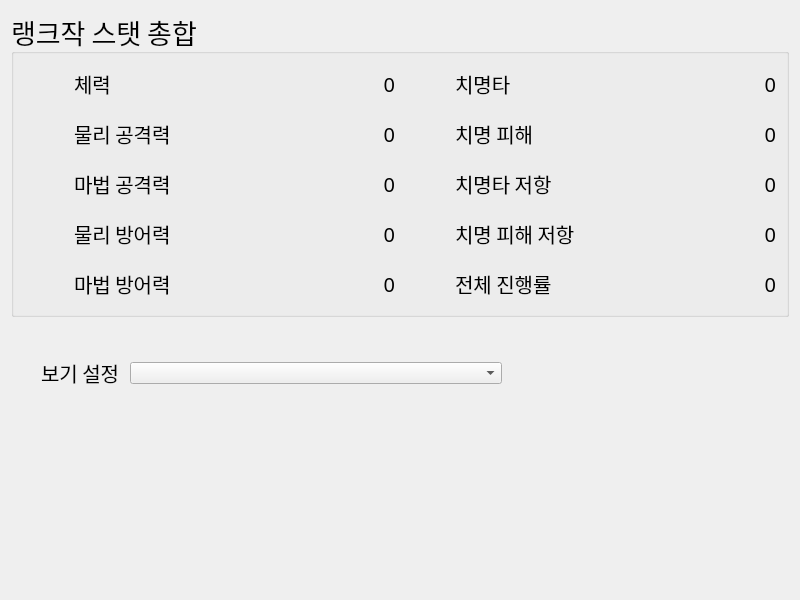
Old version of the form widgets/ui/page_equip_abstract.ui in the repository voiderd-sub/trickcal-manager.
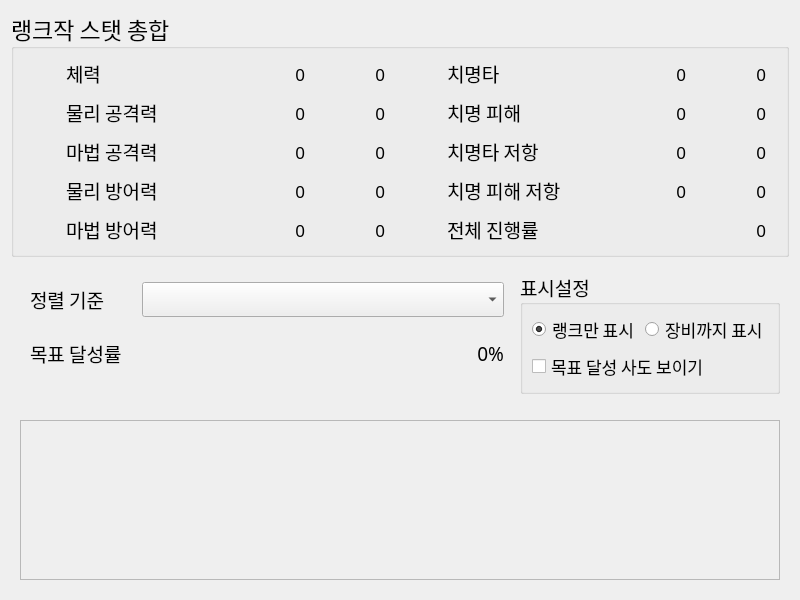
New version of the form.

Commit message: equip_abstract_tmp

```diff
--- a/widgets/ui/page_equip_abstract.ui
+++ b/widgets/ui/page_equip_abstract.ui
@@ -25,7 +25,7 @@
      <property name="font">
       <font>
        <family>ONE Mobile POP</family>
-       <pointsize>20</pointsize>
+       <pointsize>17</pointsize>
       </font>
      </property>
      <property name="title">
@@ -60,18 +60,21 @@
             <pointsize>15</pointsize>
            </font>
           </property>
+          <property name="autoFillBackground">
+           <bool>false</bool>
+          </property>
           <layout class="QHBoxLayout" name="horizontalLayout">
            <property name="spacing">
             <number>10</number>
            </property>
            <property name="leftMargin">
-            <number>0</number>
+            <number>5</number>
            </property>
            <property name="topMargin">
             <number>0</number>
            </property>
            <property name="rightMargin">
-            <number>0</number>
+            <number>10</number>
            </property>
            <property name="bottomMargin">
             <number>0</number>
@@ -86,14 +89,14 @@
              </property>
              <property name="minimumSize">
               <size>
-               <width>40</width>
-               <height>40</height>
+               <width>27</width>
+               <height>27</height>
               </size>
              </property>
              <property name="maximumSize">
               <size>
-               <width>40</width>
-               <height>40</height>
+               <width>27</width>
+               <height>27</height>
               </size>
              </property>
              <property name="font">
@@ -124,7 +127,7 @@
              <property name="font">
               <font>
                <family>ONE Mobile POP</family>
-               <pointsize>15</pointsize>
+               <pointsize>14</pointsize>
               </font>
              </property>
              <property name="text">
@@ -146,7 +149,35 @@
              <property name="font">
               <font>
                <family>ONE Mobile POP</family>
-               <pointsize>15</pointsize>
+               <pointsize>13</pointsize>
+              </font>
+             </property>
+             <property name="text">
+              <string>0</string>
+             </property>
+             <property name="alignment">
+              <set>Qt::AlignRight|Qt::AlignTrailing|Qt::AlignVCenter</set>
+             </property>
+            </widget>
+           </item>
+           <item>
+            <widget class="QLabel" name="rateHp">
+             <property name="sizePolicy">
+              <sizepolicy hsizetype="Minimum" vsizetype="Preferred">
+               <horstretch>0</horstretch>
+               <verstretch>0</verstretch>
+              </sizepolicy>
+             </property>
+             <property name="minimumSize">
+              <size>
+               <width>70</width>
+               <height>0</height>
+              </size>
+             </property>
+             <property name="font">
+              <font>
+               <family>ONE Mobile POP</family>
+               <pointsize>13</pointsize>
               </font>
              </property>
              <property name="text">
@@ -173,13 +204,13 @@
             <number>10</number>
            </property>
            <property name="leftMargin">
-            <number>0</number>
+            <number>5</number>
            </property>
            <property name="topMargin">
             <number>0</number>
            </property>
            <property name="rightMargin">
-            <number>0</number>
+            <number>10</number>
            </property>
            <property name="bottomMargin">
             <number>0</number>
@@ -194,14 +225,14 @@
              </property>
              <property name="minimumSize">
               <size>
-               <width>40</width>
-               <height>40</height>
+               <width>27</width>
+               <height>27</height>
               </size>
              </property>
              <property name="maximumSize">
               <size>
-               <width>40</width>
-               <height>40</height>
+               <width>27</width>
+               <height>27</height>
               </size>
              </property>
              <property name="font">
@@ -232,7 +263,7 @@
              <property name="font">
               <font>
                <family>ONE Mobile POP</family>
-               <pointsize>15</pointsize>
+               <pointsize>14</pointsize>
               </font>
              </property>
              <property name="text">
@@ -254,7 +285,35 @@
              <property name="font">
               <font>
                <family>ONE Mobile POP</family>
-               <pointsize>15</pointsize>
+               <pointsize>13</pointsize>
+              </font>
+             </property>
+             <property name="text">
+              <string>0</string>
+             </property>
+             <property name="alignment">
+              <set>Qt::AlignRight|Qt::AlignTrailing|Qt::AlignVCenter</set>
+             </property>
+            </widget>
+           </item>
+           <item>
+            <widget class="QLabel" name="rateAttackPhysic">
+             <property name="sizePolicy">
+              <sizepolicy hsizetype="Minimum" vsizetype="Preferred">
+               <horstretch>0</horstretch>
+               <verstretch>0</verstretch>
+              </sizepolicy>
+             </property>
+             <property name="minimumSize">
+              <size>
+               <width>70</width>
+               <height>0</height>
+              </size>
+             </property>
+             <property name="font">
+              <font>
+               <family>ONE Mobile POP</family>
+               <pointsize>13</pointsize>
               </font>
              </property>
              <property name="text">
@@ -281,13 +340,13 @@
             <number>10</number>
            </property>
            <property name="leftMargin">
-            <number>0</number>
+            <number>5</number>
            </property>
            <property name="topMargin">
             <number>0</number>
            </property>
            <property name="rightMargin">
-            <number>0</number>
+            <number>10</number>
            </property>
            <property name="bottomMargin">
             <number>0</number>
@@ -302,14 +361,14 @@
              </property>
              <property name="minimumSize">
               <size>
-               <width>40</width>
-               <height>40</height>
+               <width>27</width>
+               <height>27</height>
               </size>
              </property>
              <property name="maximumSize">
               <size>
-               <width>40</width>
-               <height>40</height>
+               <width>27</width>
+               <height>27</height>
               </size>
              </property>
              <property name="font">
@@ -340,7 +399,7 @@
              <property name="font">
               <font>
                <family>ONE Mobile POP</family>
-               <pointsize>15</pointsize>
+               <pointsize>14</pointsize>
               </font>
              </property>
              <property name="text">
@@ -362,7 +421,35 @@
              <property name="font">
               <font>
                <family>ONE Mobile POP</family>
-               <pointsize>15</pointsize>
+               <pointsize>13</pointsize>
+              </font>
+             </property>
+             <property name="text">
+              <string>0</string>
+             </property>
+             <property name="alignment">
+              <set>Qt::AlignRight|Qt::AlignTrailing|Qt::AlignVCenter</set>
+             </property>
+            </widget>
+           </item>
+           <item>
+            <widget class="QLabel" name="rateAttackMagic">
+             <property name="sizePolicy">
+              <sizepolicy hsizetype="Minimum" vsizetype="Preferred">
+               <horstretch>0</horstretch>
+               <verstretch>0</verstretch>
+              </sizepolicy>
+             </property>
+             <property name="minimumSize">
+              <size>
+               <width>70</width>
+               <height>0</height>
+              </size>
+             </property>
+             <property name="font">
+              <font>
+               <family>ONE Mobile POP</family>
+               <pointsize>13</pointsize>
               </font>
              </property>
              <property name="text">
@@ -389,13 +476,13 @@
             <number>10</number>
            </property>
            <property name="leftMargin">
-            <number>0</number>
+            <number>5</number>
            </property>
            <property name="topMargin">
             <number>0</number>
            </property>
            <property name="rightMargin">
-            <number>0</number>
+            <number>10</number>
            </property>
            <property name="bottomMargin">
             <number>0</number>
@@ -410,14 +497,14 @@
              </property>
              <property name="minimumSize">
               <size>
-               <width>40</width>
-               <height>40</height>
+               <width>27</width>
+               <height>27</height>
               </size>
              </property>
              <property name="maximumSize">
               <size>
-               <width>40</width>
-               <height>40</height>
+               <width>27</width>
+               <height>27</height>
               </size>
              </property>
              <property name="font">
@@ -448,7 +535,7 @@
              <property name="font">
               <font>
                <family>ONE Mobile POP</family>
-               <pointsize>15</pointsize>
+               <pointsize>14</pointsize>
               </font>
              </property>
              <property name="text">
@@ -470,7 +557,35 @@
              <property name="font">
               <font>
                <family>ONE Mobile POP</family>
-               <pointsize>15</pointsize>
+               <pointsize>13</pointsize>
+              </font>
+             </property>
+             <property name="text">
+              <string>0</string>
+             </property>
+             <property name="alignment">
+              <set>Qt::AlignRight|Qt::AlignTrailing|Qt::AlignVCenter</set>
+             </property>
+            </widget>
+           </item>
+           <item>
+            <widget class="QLabel" name="rateDefensePhysic">
+             <property name="sizePolicy">
+              <sizepolicy hsizetype="Minimum" vsizetype="Preferred">
+               <horstretch>0</horstretch>
+               <verstretch>0</verstretch>
+              </sizepolicy>
+             </property>
+             <property name="minimumSize">
+              <size>
+               <width>70</width>
+               <height>0</height>
+              </size>
+             </property>
+             <property name="font">
+              <font>
+               <family>ONE Mobile POP</family>
+               <pointsize>13</pointsize>
               </font>
              </property>
              <property name="text">
@@ -497,13 +612,13 @@
             <number>10</number>
            </property>
            <property name="leftMargin">
-            <number>0</number>
+            <number>5</number>
            </property>
            <property name="topMargin">
             <number>0</number>
            </property>
            <property name="rightMargin">
-            <number>0</number>
+            <number>10</number>
            </property>
            <property name="bottomMargin">
             <number>0</number>
@@ -518,14 +633,14 @@
              </property>
              <property name="minimumSize">
               <size>
-               <width>40</width>
-               <height>40</height>
+               <width>27</width>
+               <height>27</height>
               </size>
              </property>
              <property name="maximumSize">
               <size>
-               <width>40</width>
-               <height>40</height>
+               <width>27</width>
+               <height>27</height>
               </size>
              </property>
              <property name="font">
@@ -556,7 +671,7 @@
              <property name="font">
               <font>
                <family>ONE Mobile POP</family>
-               <pointsize>15</pointsize>
+               <pointsize>14</pointsize>
               </font>
              </property>
              <property name="text">
@@ -578,7 +693,35 @@
              <property name="font">
               <font>
                <family>ONE Mobile POP</family>
-               <pointsize>15</pointsize>
+               <pointsize>13</pointsize>
+              </font>
+             </property>
+             <property name="text">
+              <string>0</string>
+             </property>
+             <property name="alignment">
+              <set>Qt::AlignRight|Qt::AlignTrailing|Qt::AlignVCenter</set>
+             </property>
+            </widget>
+           </item>
+           <item>
+            <widget class="QLabel" name="rateDefenseMagic">
+             <property name="sizePolicy">
+              <sizepolicy hsizetype="Minimum" vsizetype="Preferred">
+               <horstretch>0</horstretch>
+               <verstretch>0</verstretch>
+              </sizepolicy>
+             </property>
+             <property name="minimumSize">
+              <size>
+               <width>70</width>
+               <height>0</height>
+              </size>
+             </property>
+             <property name="font">
+              <font>
+               <family>ONE Mobile POP</family>
+               <pointsize>13</pointsize>
               </font>
              </property>
              <property name="text">
@@ -612,13 +755,13 @@
             <number>10</number>
            </property>
            <property name="leftMargin">
-            <number>0</number>
+            <number>5</number>
            </property>
            <property name="topMargin">
             <number>0</number>
            </property>
            <property name="rightMargin">
-            <number>0</number>
+            <number>10</number>
            </property>
            <property name="bottomMargin">
             <number>0</number>
@@ -633,14 +776,14 @@
              </property>
              <property name="minimumSize">
               <size>
-               <width>40</width>
-               <height>40</height>
+               <width>27</width>
+               <height>27</height>
               </size>
              </property>
              <property name="maximumSize">
               <size>
-               <width>40</width>
-               <height>40</height>
+               <width>27</width>
+               <height>27</height>
               </size>
              </property>
              <property name="font">
@@ -671,7 +814,7 @@
              <property name="font">
               <font>
                <family>ONE Mobile POP</family>
-               <pointsize>15</pointsize>
+               <pointsize>14</pointsize>
               </font>
              </property>
              <property name="text">
@@ -693,7 +836,35 @@
              <property name="font">
               <font>
                <family>ONE Mobile POP</family>
-               <pointsize>15</pointsize>
+               <pointsize>13</pointsize>
+              </font>
+             </property>
+             <property name="text">
+              <string>0</string>
+             </property>
+             <property name="alignment">
+              <set>Qt::AlignRight|Qt::AlignTrailing|Qt::AlignVCenter</set>
+             </property>
+            </widget>
+           </item>
+           <item>
+            <widget class="QLabel" name="rateCriticalRate">
+             <property name="sizePolicy">
+              <sizepolicy hsizetype="Minimum" vsizetype="Preferred">
+               <horstretch>0</horstretch>
+               <verstretch>0</verstretch>
+              </sizepolicy>
+             </property>
+             <property name="minimumSize">
+              <size>
+               <width>70</width>
+               <height>0</height>
+              </size>
+             </property>
+             <property name="font">
+              <font>
+               <family>ONE Mobile POP</family>
+               <pointsize>13</pointsize>
               </font>
              </property>
              <property name="text">
@@ -720,13 +891,13 @@
             <number>10</number>
            </property>
            <property name="leftMargin">
-            <number>0</number>
+            <number>5</number>
            </property>
            <property name="topMargin">
             <number>0</number>
            </property>
            <property name="rightMargin">
-            <number>0</number>
+            <number>10</number>
            </property>
            <property name="bottomMargin">
             <number>0</number>
@@ -741,14 +912,14 @@
              </property>
              <property name="minimumSize">
               <size>
-               <width>40</width>
-               <height>40</height>
+               <width>27</width>
+               <height>27</height>
               </size>
              </property>
              <property name="maximumSize">
               <size>
-               <width>40</width>
-               <height>40</height>
+               <width>27</width>
+               <height>27</height>
               </size>
              </property>
              <property name="font">
@@ -779,7 +950,7 @@
              <property name="font">
               <font>
                <family>ONE Mobile POP</family>
-               <pointsize>15</pointsize>
+               <pointsize>14</pointsize>
               </font>
              </property>
              <property name="text">
@@ -801,7 +972,35 @@
              <property name="font">
               <font>
                <family>ONE Mobile POP</family>
-               <pointsize>15</pointsize>
+               <pointsize>13</pointsize>
+              </font>
+             </property>
+             <property name="text">
+              <string>0</string>
+             </property>
+             <property name="alignment">
+              <set>Qt::AlignRight|Qt::AlignTrailing|Qt::AlignVCenter</set>
+             </property>
+            </widget>
+           </item>
+           <item>
+            <widget class="QLabel" name="rateCriticalMult">
+             <property name="sizePolicy">
+              <sizepolicy hsizetype="Minimum" vsizetype="Preferred">
+               <horstretch>0</horstretch>
+               <verstretch>0</verstretch>
+              </sizepolicy>
+             </property>
+             <property name="minimumSize">
+              <size>
+               <width>70</width>
+               <height>0</height>
+              </size>
+             </property>
+             <property name="font">
+              <font>
+               <family>ONE Mobile POP</family>
+               <pointsize>13</pointsize>
               </font>
              </property>
              <property name="text">
@@ -828,13 +1027,13 @@
             <number>10</number>
            </property>
            <property name="leftMargin">
-            <number>0</number>
+            <number>5</number>
            </property>
            <property name="topMargin">
             <number>0</number>
            </property>
            <property name="rightMargin">
-            <number>0</number>
+            <number>10</number>
            </property>
            <property name="bottomMargin">
             <number>0</number>
@@ -849,14 +1048,14 @@
              </property>
              <property name="minimumSize">
               <size>
-               <width>40</width>
-               <height>40</height>
+               <width>27</width>
+               <height>27</height>
               </size>
              </property>
              <property name="maximumSize">
               <size>
-               <width>40</width>
-               <height>40</height>
+               <width>27</width>
+               <height>27</height>
               </size>
              </property>
              <property name="font">
@@ -887,7 +1086,7 @@
              <property name="font">
               <font>
                <family>ONE Mobile POP</family>
-               <pointsize>15</pointsize>
+               <pointsize>14</pointsize>
               </font>
              </property>
              <property name="text">
@@ -909,7 +1108,35 @@
              <property name="font">
               <font>
                <family>ONE Mobile POP</family>
-               <pointsize>15</pointsize>
+               <pointsize>13</pointsize>
+              </font>
+             </property>
+             <property name="text">
+              <string>0</string>
+             </property>
+             <property name="alignment">
+              <set>Qt::AlignRight|Qt::AlignTrailing|Qt::AlignVCenter</set>
+             </property>
+            </widget>
+           </item>
+           <item>
+            <widget class="QLabel" name="rateCriticalResist">
+             <property name="sizePolicy">
+              <sizepolicy hsizetype="Minimum" vsizetype="Preferred">
+               <horstretch>0</horstretch>
+               <verstretch>0</verstretch>
+              </sizepolicy>
+             </property>
+             <property name="minimumSize">
+              <size>
+               <width>70</width>
+               <height>0</height>
+              </size>
+             </property>
+             <property name="font">
+              <font>
+               <family>ONE Mobile POP</family>
+               <pointsize>13</pointsize>
               </font>
              </property>
              <property name="text">
@@ -936,13 +1163,13 @@
             <number>10</number>
            </property>
            <property name="leftMargin">
-            <number>0</number>
+            <number>5</number>
            </property>
            <property name="topMargin">
             <number>0</number>
            </property>
            <property name="rightMargin">
-            <number>0</number>
+            <number>10</number>
            </property>
            <property name="bottomMargin">
             <number>0</number>
@@ -957,14 +1184,14 @@
              </property>
              <property name="minimumSize">
               <size>
-               <width>40</width>
-               <height>40</height>
+               <width>27</width>
+               <height>27</height>
               </size>
              </property>
              <property name="maximumSize">
               <size>
-               <width>40</width>
-               <height>40</height>
+               <width>27</width>
+               <height>27</height>
               </size>
              </property>
              <property name="font">
@@ -995,7 +1222,7 @@
              <property name="font">
               <font>
                <family>ONE Mobile POP</family>
-               <pointsize>15</pointsize>
+               <pointsize>14</pointsize>
               </font>
              </property>
              <property name="text">
@@ -1017,7 +1244,35 @@
              <property name="font">
               <font>
                <family>ONE Mobile POP</family>
-               <pointsize>15</pointsize>
+               <pointsize>13</pointsize>
+              </font>
+             </property>
+             <property name="text">
+              <string>0</string>
+             </property>
+             <property name="alignment">
+              <set>Qt::AlignRight|Qt::AlignTrailing|Qt::AlignVCenter</set>
+             </property>
+            </widget>
+           </item>
+           <item>
+            <widget class="QLabel" name="rateCriticalMultResist">
+             <property name="sizePolicy">
+              <sizepolicy hsizetype="Minimum" vsizetype="Preferred">
+               <horstretch>0</horstretch>
+               <verstretch>0</verstretch>
+              </sizepolicy>
+             </property>
+             <property name="minimumSize">
+              <size>
+               <width>70</width>
+               <height>0</height>
+              </size>
+             </property>
+             <property name="font">
+              <font>
+               <family>ONE Mobile POP</family>
+               <pointsize>13</pointsize>
               </font>
              </property>
              <property name="text">
@@ -1041,10 +1296,10 @@
           </property>
           <layout class="QHBoxLayout" name="horizontalLayout_16">
            <property name="spacing">
-            <number>10</number>
+            <number>0</number>
            </property>
            <property name="leftMargin">
-            <number>0</number>
+            <number>5</number>
            </property>
            <property name="topMargin">
             <number>0</number>
@@ -1065,14 +1320,14 @@
              </property>
              <property name="minimumSize">
               <size>
-               <width>40</width>
-               <height>40</height>
+               <width>27</width>
+               <height>27</height>
               </size>
              </property>
              <property name="maximumSize">
               <size>
-               <width>40</width>
-               <height>40</height>
+               <width>27</width>
+               <height>27</height>
               </size>
              </property>
              <property name="font">
@@ -1093,47 +1348,68 @@
             </widget>
            </item>
            <item>
-            <widget class="QLabel" name="nameAll">
-             <property name="sizePolicy">
-              <sizepolicy hsizetype="Expanding" vsizetype="Preferred">
-               <horstretch>1</horstretch>
-               <verstretch>0</verstretch>
-              </sizepolicy>
-             </property>
-             <property name="font">
-              <font>
-               <family>ONE Mobile POP</family>
-               <pointsize>15</pointsize>
-              </font>
-             </property>
-             <property name="text">
-              <string>전체 진행률</string>
-             </property>
-             <property name="alignment">
-              <set>Qt::AlignLeading|Qt::AlignLeft|Qt::AlignVCenter</set>
-             </property>
-            </widget>
-           </item>
-           <item>
-            <widget class="QLabel" name="statAll">
-             <property name="sizePolicy">
-              <sizepolicy hsizetype="Expanding" vsizetype="Preferred">
-               <horstretch>2</horstretch>
-               <verstretch>0</verstretch>
-              </sizepolicy>
-             </property>
-             <property name="font">
-              <font>
-               <family>ONE Mobile POP</family>
-               <pointsize>15</pointsize>
-              </font>
-             </property>
-             <property name="text">
-              <string>0</string>
-             </property>
-             <property name="alignment">
-              <set>Qt::AlignRight|Qt::AlignTrailing|Qt::AlignVCenter</set>
-             </property>
+            <widget class="QWidget" name="containerAll_2" native="true">
+             <layout class="QHBoxLayout" name="horizontalLayout_3">
+              <property name="spacing">
+               <number>0</number>
+              </property>
+              <property name="leftMargin">
+               <number>10</number>
+              </property>
+              <property name="topMargin">
+               <number>0</number>
+              </property>
+              <property name="rightMargin">
+               <number>10</number>
+              </property>
+              <property name="bottomMargin">
+               <number>0</number>
+              </property>
+              <item>
+               <widget class="QLabel" name="nameAll">
+                <property name="sizePolicy">
+                 <sizepolicy hsizetype="Expanding" vsizetype="Preferred">
+                  <horstretch>1</horstretch>
+                  <verstretch>0</verstretch>
+                 </sizepolicy>
+                </property>
+                <property name="font">
+                 <font>
+                  <family>ONE Mobile POP</family>
+                  <pointsize>14</pointsize>
+                 </font>
+                </property>
+                <property name="text">
+                 <string>전체 진행률</string>
+                </property>
+                <property name="alignment">
+                 <set>Qt::AlignLeading|Qt::AlignLeft|Qt::AlignVCenter</set>
+                </property>
+               </widget>
+              </item>
+              <item>
+               <widget class="QLabel" name="rateAll">
+                <property name="sizePolicy">
+                 <sizepolicy hsizetype="Expanding" vsizetype="Preferred">
+                  <horstretch>2</horstretch>
+                  <verstretch>0</verstretch>
+                 </sizepolicy>
+                </property>
+                <property name="font">
+                 <font>
+                  <family>ONE Mobile POP</family>
+                  <pointsize>13</pointsize>
+                 </font>
+                </property>
+                <property name="text">
+                 <string>0</string>
+                </property>
+                <property name="alignment">
+                 <set>Qt::AlignRight|Qt::AlignTrailing|Qt::AlignVCenter</set>
+                </property>
+               </widget>
+              </item>
+             </layout>
             </widget>
            </item>
           </layout>
@@ -1152,50 +1428,214 @@
        <verstretch>3</verstretch>
       </sizepolicy>
      </property>
-     <widget class="QWidget" name="widget_13" native="true">
-      <property name="geometry">
-       <rect>
-        <x>30</x>
-        <y>30</y>
-        <width>461</width>
-        <height>40</height>
-       </rect>
-      </property>
-      <layout class="QHBoxLayout" name="horizontalLayout_15">
-       <property name="spacing">
-        <number>10</number>
-       </property>
-       <item>
-        <widget class="QLabel" name="label">
-         <property name="sizePolicy">
-          <sizepolicy hsizetype="Minimum" vsizetype="Preferred">
-           <horstretch>0</horstretch>
-           <verstretch>0</verstretch>
-          </sizepolicy>
+     <layout class="QVBoxLayout" name="verticalLayout_4">
+      <item>
+       <layout class="QHBoxLayout" name="horizontalLayout_6">
+        <item>
+         <widget class="QWidget" name="widget_13" native="true">
+          <layout class="QGridLayout" name="gridLayout_2">
+           <property name="leftMargin">
+            <number>10</number>
+           </property>
+           <property name="topMargin">
+            <number>10</number>
+           </property>
+           <property name="rightMargin">
+            <number>10</number>
+           </property>
+           <property name="bottomMargin">
+            <number>10</number>
+           </property>
+           <property name="horizontalSpacing">
+            <number>20</number>
+           </property>
+           <property name="verticalSpacing">
+            <number>5</number>
+           </property>
+           <item row="0" column="0">
+            <widget class="QLabel" name="label">
+             <property name="sizePolicy">
+              <sizepolicy hsizetype="Minimum" vsizetype="Preferred">
+               <horstretch>0</horstretch>
+               <verstretch>0</verstretch>
+              </sizepolicy>
+             </property>
+             <property name="font">
+              <font>
+               <family>ONE Mobile POP</family>
+               <pointsize>14</pointsize>
+              </font>
+             </property>
+             <property name="text">
+              <string>정렬 기준</string>
+             </property>
+            </widget>
+           </item>
+           <item row="0" column="1">
+            <widget class="QComboBox" name="goal_list">
+             <property name="sizePolicy">
+              <sizepolicy hsizetype="Expanding" vsizetype="Fixed">
+               <horstretch>0</horstretch>
+               <verstretch>0</verstretch>
+              </sizepolicy>
+             </property>
+             <property name="minimumSize">
+              <size>
+               <width>0</width>
+               <height>25</height>
+              </size>
+             </property>
+             <property name="font">
+              <font>
+               <family>ONE Mobile POP</family>
+               <pointsize>14</pointsize>
+              </font>
+             </property>
+            </widget>
+           </item>
+           <item row="1" column="0">
+            <widget class="QLabel" name="goal_rate_label_left">
+             <property name="sizePolicy">
+              <sizepolicy hsizetype="Minimum" vsizetype="Preferred">
+               <horstretch>0</horstretch>
+               <verstretch>0</verstretch>
+              </sizepolicy>
+             </property>
+             <property name="font">
+              <font>
+               <family>ONE Mobile POP</family>
+               <pointsize>14</pointsize>
+              </font>
+             </property>
+             <property name="text">
+              <string>목표 달성률</string>
+             </property>
+            </widget>
+           </item>
+           <item row="1" column="1">
+            <widget class="QLabel" name="goal_rate_label_right">
+             <property name="sizePolicy">
+              <sizepolicy hsizetype="Minimum" vsizetype="Preferred">
+               <horstretch>0</horstretch>
+               <verstretch>0</verstretch>
+              </sizepolicy>
+             </property>
+             <property name="font">
+              <font>
+               <family>ONE Mobile POP</family>
+               <pointsize>14</pointsize>
+              </font>
+             </property>
+             <property name="text">
+              <string>0%</string>
+             </property>
+             <property name="alignment">
+              <set>Qt::AlignRight|Qt::AlignTrailing|Qt::AlignVCenter</set>
+             </property>
+            </widget>
+           </item>
+          </layout>
+         </widget>
+        </item>
+        <item>
+         <widget class="QGroupBox" name="groupBox_2">
+          <property name="font">
+           <font>
+            <family>ONE Mobile POP</family>
+            <pointsize>14</pointsize>
+           </font>
+          </property>
+          <property name="title">
+           <string>표시설정</string>
+          </property>
+          <layout class="QGridLayout" name="gridLayout">
+           <item row="0" column="0">
+            <widget class="QRadioButton" name="radio_equip_hide">
+             <property name="font">
+              <font>
+               <family>ONE Mobile POP</family>
+               <pointsize>13</pointsize>
+              </font>
+             </property>
+             <property name="text">
+              <string>랭크만 표시</string>
+             </property>
+             <property name="checked">
+              <bool>true</bool>
+             </property>
+            </widget>
+           </item>
+           <item row="0" column="1">
+            <widget class="QRadioButton" name="radio_equip_show">
+             <property name="font">
+              <font>
+               <family>ONE Mobile POP</family>
+               <pointsize>13</pointsize>
+              </font>
+             </property>
+             <property name="text">
+              <string>장비까지 표시</string>
+             </property>
+            </widget>
+           </item>
+           <item row="1" column="0" colspan="2">
+            <widget class="QCheckBox" name="check_show_completed">
+             <property name="font">
+              <font>
+               <family>ONE Mobile POP</family>
+               <pointsize>13</pointsize>
+              </font>
+             </property>
+             <property name="text">
+              <string>목표 달성 사도 보이기</string>
+             </property>
+            </widget>
+           </item>
+          </layout>
+         </widget>
+        </item>
+       </layout>
+      </item>
+      <item>
+       <spacer name="verticalSpacer">
+        <property name="orientation">
+         <enum>Qt::Vertical</enum>
+        </property>
+        <property name="sizeType">
+         <enum>QSizePolicy::Fixed</enum>
+        </property>
+        <property name="sizeHint" stdset="0">
+         <size>
+          <width>20</width>
+          <height>20</height>
+         </size>
+        </property>
+       </spacer>
+      </item>
+      <item>
+       <widget class="QScrollArea" name="equip_abstract_scrolls">
+        <property name="font">
+         <font>
+          <family>ONE Mobile POP</family>
+          <pointsize>13</pointsize>
+         </font>
+        </property>
+        <property name="widgetResizable">
+         <bool>true</bool>
+        </property>
+        <widget class="QWidget" name="scroll_container">
+         <property name="geometry">
+          <rect>
+           <x>0</x>
+           <y>0</y>
+           <width>762</width>
+           <height>206</height>
+          </rect>
          </property>
-         <property name="font">
-          <font>
-           <family>ONE Mobile POP</family>
-           <pointsize>15</pointsize>
-          </font>
-         </property>
-         <property name="text">
-          <string>보기 설정</string>
-         </property>
         </widget>
-       </item>
-       <item>
-        <widget class="QComboBox" name="comboBox">
-         <property name="sizePolicy">
-          <sizepolicy hsizetype="Expanding" vsizetype="Fixed">
-           <horstretch>0</horstretch>
-           <verstretch>0</verstretch>
-          </sizepolicy>
-         </property>
-        </widget>
-       </item>
-      </layout>
-     </widget>
+       </widget>
+      </item>
+     </layout>
     </widget>
    </item>
   </layout>
```
The commit also changes 8 other files.
